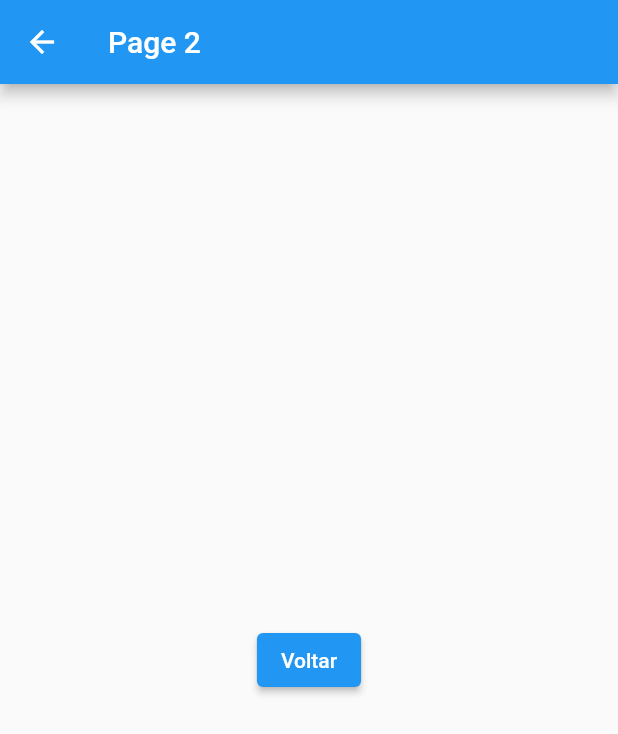
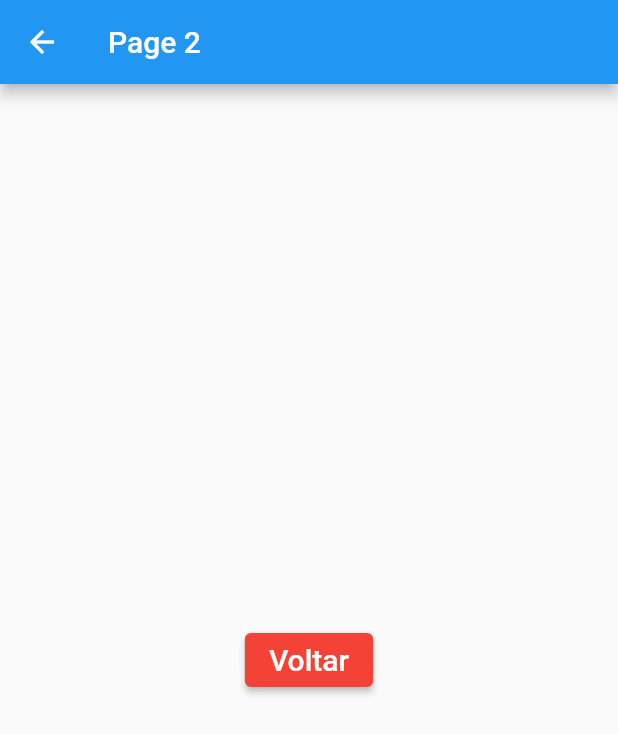
Before and after one commit to Jhow-A/basic-flutter, a Flutter app: the screen it shows after launch, after a tap on "Page 2", on a phone screen of 412 x 824 dp. Shown: the top 734 px of the screen. Run offline on Flutter 3.47's test engine with Material 2 defaults, Android fonts, the phone set to English and light mode, and no system bars.

Commit message:
Reutilizando Widgets (BlueButton)

```diff
--- a/lib/home_page.dart
+++ b/lib/home_page.dart
@@ -1,6 +1,7 @@
 import 'package:basic/pages/hello_page1.dart';
 import 'package:basic/pages/hello_page2.dart';
 import 'package:basic/pages/hello_page3.dart';
+import 'package:basic/widgets/blue_button.dart';
 import 'package:flutter/material.dart';
 
 class HomePage extends StatelessWidget {
@@ -55,27 +56,27 @@ class HomePage extends StatelessWidget {
         Row(
           mainAxisAlignment: MainAxisAlignment.spaceEvenly,
           children: <Widget>[
-            _button(context, "ListView",
+            _button("ListView",
                 () => _onClickONavigate(context, const HelloPage1())),
-            _button(context, "Page 2",
-                () => _onClickONavigate(context, const HelloPage2())),
-            _button(context, "Page 3",
-                () => _onClickONavigate(context, const HelloPage3())),
+            _button(
+                "Page 2", () => _onClickONavigate(context, const HelloPage2())),
+            _button(
+                "Page 3", () => _onClickONavigate(context, const HelloPage3())),
           ],
         ),
         Row(
           mainAxisAlignment: MainAxisAlignment.spaceEvenly,
           children: <Widget>[
-            _elevatedButton(context, "Snack", () => _onClickSnack),
-            _elevatedButton(context, "Dialog", () => _onClickDialog),
-            _elevatedButton(context, "Toast", () => _onClickToast)
+            BlueButton("Snack", onPressed: () => _onClickSnack),
+            BlueButton("Dialog", onPressed: () => _onClickDialog),
+            BlueButton("Toast", onPressed: () => _onClickToast)
           ],
         )
       ],
     );
   }
 
-  _button(BuildContext context, String text, onPressed) {
+  _button(String text, onPressed) {
     return RaisedButton(
       color: Colors.blue,
       child: Text(
@@ -86,21 +87,6 @@ class HomePage extends StatelessWidget {
         ),
       ),
       onPressed: onPressed,
-    );
-  }
-
-  _elevatedButton(BuildContext context, String text, Function() onPressed) {
-    return ElevatedButton(
-      style:
-          ButtonStyle(backgroundColor: MaterialStateProperty.all(Colors.blue)),
-      onPressed: onPressed,
-      child: Text(
-        text,
-        style: const TextStyle(
-          color: Colors.white,
-          fontSize: 20,
-        ),
-      ),
     );
   }
 
--- a/lib/pages/hello_page2.dart
+++ b/lib/pages/hello_page2.dart
@@ -1,3 +1,4 @@
+import 'package:basic/widgets/blue_button.dart';
 import 'package:flutter/material.dart';
 
 class HelloPage2 extends StatelessWidget {
@@ -15,10 +16,10 @@ class HelloPage2 extends StatelessWidget {
 
   _body(context) {
     return Center(
-      child: ElevatedButton(
+      child: BlueButton(
+        'Voltar',
         onPressed: () => _onClickVoltar(context),
-        child: const Text('Voltar'),
-        style: ButtonStyle(backgroundColor: MaterialStateProperty.all(Colors.blue)),
+        color: Colors.red,
       ),
     );
   }
--- a/lib/pages/hello_page3.dart
+++ b/lib/pages/hello_page3.dart
@@ -1,3 +1,4 @@
+import 'package:basic/widgets/blue_button.dart';
 import 'package:flutter/material.dart';
 
 class HelloPage3 extends StatelessWidget {
@@ -15,10 +16,9 @@ class HelloPage3 extends StatelessWidget {
 
   _body(context) {
     return Center(
-      child: ElevatedButton(
+      child: BlueButton(
+        'Voltar',
         onPressed: () => _onClickVoltar(context),
-        child: const Text('Voltar'),
-        style: ButtonStyle(backgroundColor: MaterialStateProperty.all(Colors.blue)),
       ),
     );
   }
--- /dev/null
+++ b/lib/widgets/blue_button.dart
@@ -0,0 +1,24 @@
+import 'package:flutter/material.dart';
+
+class BlueButton extends StatelessWidget {
+  final String text;
+  final Function() onPressed;
+  final Color color;
+  const BlueButton(this.text, {Key? key, required this.onPressed, this.color = Colors.blue}) : super(key: key);
+
+  @override
+  Widget build(BuildContext context) {
+    return ElevatedButton(
+      style:
+          ButtonStyle(backgroundColor: MaterialStateProperty.all(color)),
+      onPressed: onPressed,
+      child: Text(
+        text,
+        style: const TextStyle(
+          color: Colors.white,
+          fontSize: 20,
+        ),
+      ),
+    );
+  }
+}
--- a/lib/widgets/new_button.dart
+++ /dev/null
@@ -1,12 +0,0 @@
-import 'package:flutter/material.dart';
-
-class BlueButton extends StatelessWidget {
-  const BlueButton({ Key? key }) : super(key: key);
-
-  @override
-  Widget build(BuildContext context) {
-    return Container(
-
-    );
-  }
-}
```
